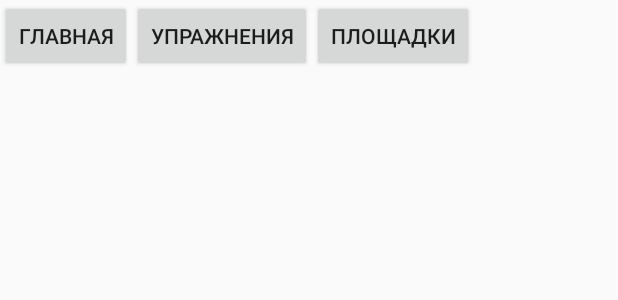
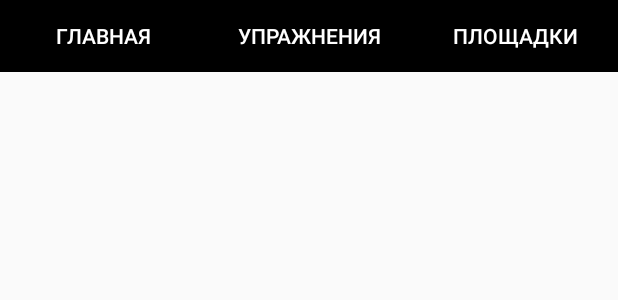
Before and after one commit to volhaBokuts/TRXTraining, an Android app: the layout activity_main.xml on its own in the app's theme, with its tools: preview values and no code run, on a phone screen of 412 x 824 dp. Shown: the top 300 px of the screen. Run offline under Robolectric (Android 15) with nearby library versions, the phone set to English and light mode, and no system bars.

Commit message:
change main layout

```diff
--- a/app/src/main/AndroidManifest.xml
+++ b/app/src/main/AndroidManifest.xml
@@ -15,7 +15,7 @@
                 <category android:name="android.intent.category.LAUNCHER" />
             </intent-filter>
         </activity>
-        <activity android:name=".HomeActivity"></activity>
+        <activity android:name=".HomeActivity" />
     </application>
 
 </manifest>
--- a/app/src/main/res/layout/activity_main.xml
+++ b/app/src/main/res/layout/activity_main.xml
@@ -8,29 +8,39 @@
 
     <LinearLayout
         android:orientation="horizontal"
-        android:layout_width="wrap_content"
+        android:layout_width="match_parent"
         android:layout_height="wrap_content">
 
         <Button
-            android:layout_width="match_parent"
+            android:id="@+id/buttonHome"
+            style="?android:attr/borderlessButtonStyle"
+            android:layout_width="0dp"
             android:layout_height="wrap_content"
+            android:text="@string/btn_home"
             android:layout_weight="1"
-            android:text="Главная"
-            android:id="@+id/buttonHome" />
+            android:background="@color/colorBackground"
+            android:textColor="@color/colorText" />
 
         <Button
-            android:layout_width="match_parent"
+            android:id="@+id/buttonExercises"
+            style="?android:attr/borderlessButtonStyle"
+            android:layout_width="0dp"
             android:layout_height="wrap_content"
+            android:text="@string/btn_exercises"
             android:layout_weight="1"
-            android:text="Упражнения"
-            android:id="@+id/buttonExercises" />
+            android:background="@color/colorBackground"
+            android:textColor="@color/colorText" />
 
         <Button
-            android:layout_width="match_parent"
+            android:id="@+id/buttonWorkout"
+            style="?android:attr/borderlessButtonStyle"
+            android:layout_width="0dp"
             android:layout_height="wrap_content"
+            android:text="@string/btn_workout"
             android:layout_weight="1"
-            android:text="Площадки"
-            android:id="@+id/buttonWorkout" />
+            android:background="@color/colorBackground"
+            android:textColor="@color/colorText" />
+
     </LinearLayout>
 
 </LinearLayout>
--- a/app/src/main/res/layout/splash_screen.xml
+++ b/app/src/main/res/layout/splash_screen.xml
@@ -6,7 +6,7 @@
 
     <ImageView
         android:src="@drawable/splashscreen"
-        android:layout_width="wrap_content"
+        android:layout_width="match_parent"
         android:layout_height="match_parent"
         android:id="@+id/imageViewSplashScreen"
         android:layout_gravity="center"
--- a/app/src/main/res/values/colors.xml
+++ b/app/src/main/res/values/colors.xml
@@ -3,4 +3,6 @@
     <color name="colorPrimary">#3F51B5</color>
     <color name="colorPrimaryDark">#303F9F</color>
     <color name="colorAccent">#FF4081</color>
+    <color name="colorBackground">#000000</color>
+    <color name="colorText">#FFFFFF</color>
 </resources>
--- a/app/src/main/res/values/strings.xml
+++ b/app/src/main/res/values/strings.xml
@@ -1,3 +1,6 @@
 <resources>
     <string name="app_name">TRXTraining</string>
+    <string name="btn_home">Главная</string>
+    <string name="btn_exercises">Упражнения</string>
+    <string name="btn_workout">Площадки</string>
 </resources>
--- a/app/src/main/res/values/styles.xml
+++ b/app/src/main/res/values/styles.xml
@@ -8,4 +8,9 @@
         <item name="colorAccent">@color/colorAccent</item>
     </style>
 
+    <style name="MenuButton">
+        <item name="android:background">@color/colorBackground</item>
+        <item name="android:text">@color/colorText</item>
+    </style>
+
 </resources>
```
